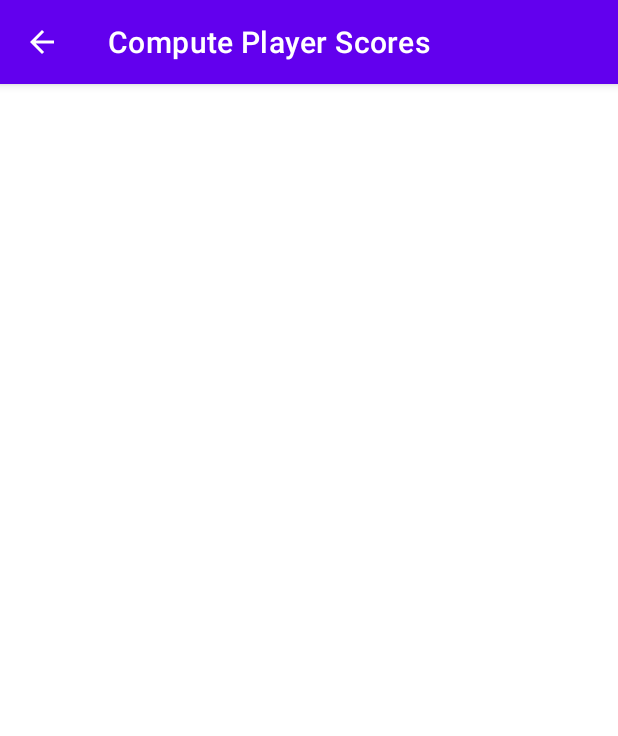
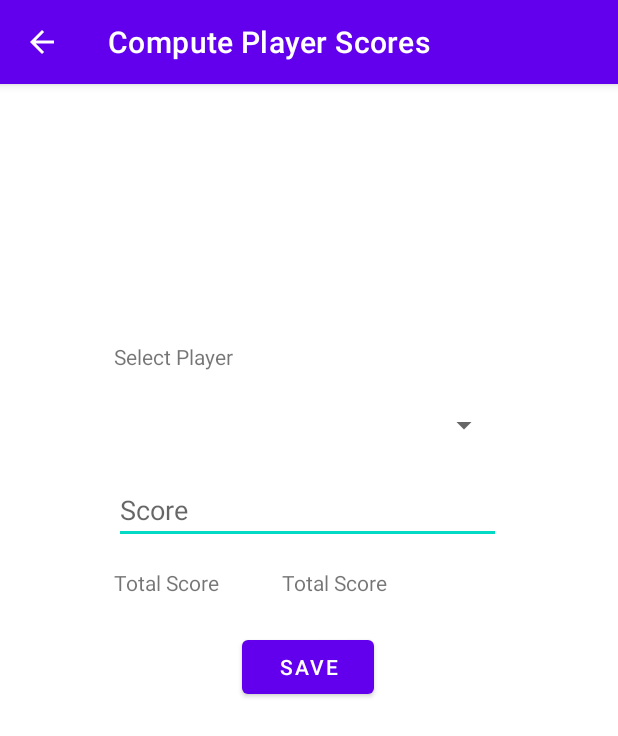
Before and after one commit to Lucas-liu1/Cmpt-276-Group-Work, an Android app: the CalculatePlayerScore screen opened directly, with no data from a screen before it, on a phone screen of 412 x 824 dp. Shown: the top 736 px of the screen. Run offline under Robolectric (Android 15) with nearby library versions, the phone set to English and light mode, and no system bars; 1 statement that could not run was skipped.

Commit message:
Updated code to include theme support, added calculator and eveything relating to game plays. Only need to find how to pass back data from calculator to add/edit game page.

```diff
--- a/myapplication2/src/main/AndroidManifest.xml
+++ b/myapplication2/src/main/AndroidManifest.xml
@@ -66,7 +66,8 @@
         </activity>
         <activity
             android:name=".CalculatePlayerScore"
-            android:exported="false">
+            android:exported="false"
+            android:parentActivityName=".EditGamePlay" >
             <meta-data
                 android:name="android.app.lib_name"
                 android:value="" />
--- a/myapplication2/src/main/java/ca/cmpt276/myapplication2/CalculatePlayerScore.java
+++ b/myapplication2/src/main/java/ca/cmpt276/myapplication2/CalculatePlayerScore.java
@@ -3,16 +3,35 @@ package ca.cmpt276.myapplication2;
 import android.content.Context;
 import android.content.Intent;
 import android.os.Bundle;
+import android.text.Editable;
+import android.text.TextWatcher;
+import android.util.Log;
+import android.view.MenuItem;
+import android.view.View;
+import android.widget.AdapterView;
+import android.widget.ArrayAdapter;
+import android.widget.Button;
+import android.widget.EditText;
+import android.widget.Spinner;
+import android.widget.TextView;
+import android.widget.Toast;
 
+import androidx.annotation.NonNull;
 import androidx.appcompat.app.ActionBar;
 import androidx.appcompat.app.AppCompatActivity;
 
-import ca.cmpt276.myapplication2.model.ConfigManager;
+import java.util.ArrayList;
+
 import ca.cmpt276.myapplication2.model.SharedPreferencesUtils;
 
 public class CalculatePlayerScore extends AppCompatActivity {
     private static int numPlayers;
+    private ArrayList<Integer> PlayerScores;
+    private int currPlayer = 0;
+    private boolean mutex_locked=false;
+
     private static final String EXTRA_NUM_PLAYERS = "Number of Players";
+    private static final String EXTRA_SCORES_LIST = "Scores of Players";
 
     @Override
     protected void onCreate(Bundle savedInstanceState) {
@@ -22,23 +41,126 @@ public class CalculatePlayerScore extends AppCompatActivity {
         ActionBar ab = getSupportActionBar();
         ab.setDisplayHomeAsUpEnabled(true);
         ab.setTitle("Compute Player Scores");
+        extractIDFromIntent();
+
+        if (PlayerScores.size() < numPlayers){
+            while (PlayerScores.size() < numPlayers) {
+                PlayerScores.add(0);
+            }
+        }
     }
 
     @Override
     protected void onResume() {
         super.onResume();
         SharedPreferencesUtils.getConfigManagerToSharedPreferences(this);
-        extractIDFromIntent();
+        setSaveButton();
+        populatePlayerSpinner();
+        setupScoreCallOnFill();
+    }
+
+    @Override
+    public boolean onOptionsItemSelected(@NonNull MenuItem item) {
+        if (item.getItemId()==android.R.id.home) {
+            finish();
+        }
+        return true;
+    }
+
+    private void setSaveButton() {
+        Button btn = findViewById(R.id.submitScoreBtn);
+        btn.setOnClickListener(new View.OnClickListener() {
+            @Override
+            public void onClick(View view) {
+                // find a way to save the score list back to the object
+
+                finish();
+            }
+        });
+    }
+
+    private int getScore(){
+        int score;
+        EditText Score = findViewById(R.id.editScoreTextEdit);
+        String ScoreStr = Score.getText().toString();
+        try {
+            score = Integer.parseInt(ScoreStr);
+        }catch(NumberFormatException except){
+            Toast.makeText(CalculatePlayerScore.this, "Score must be an integer", Toast.LENGTH_SHORT)
+                    .show();
+            return 0;
+        }
+        return score;
+    }
+
+    private void populatePlayerSpinner(){
+        ArrayList <String> players = new ArrayList<>();
+        for(int i = 0 ; i < numPlayers;i++){
+            players.add(String.format("Player %d",i));
+        }
+        Spinner spinner = findViewById(R.id.playerNumberSpinner);
+        ArrayAdapter adapter = new ArrayAdapter(this,
+                android.R.layout.simple_spinner_item,
+                players);
+        adapter.setDropDownViewResource(android.R.layout.simple_spinner_dropdown_item);
+        spinner.setAdapter(adapter);
+        spinner.setOnItemSelectedListener(new AdapterView.OnItemSelectedListener(){
+            @Override
+            public void onItemSelected(AdapterView<?> adapterView, View view, int i, long l) {
+                mutex_locked=true;
+                PlayerScores.set(currPlayer,getScore());
+                if (i < numPlayers) {
+                    EditText et = findViewById(R.id.editScoreTextEdit);
+                    et.setText(String.format("%d",PlayerScores.get(i)));
+                }
+                currPlayer=i;
+                mutex_locked=false;
+            }
+
+            @Override
+            public void onNothingSelected(AdapterView<?> adapterView) {}
+        });
+    }
+
+
+    private void setupScoreCallOnFill() {
+        EditText et = findViewById(R.id.editScoreTextEdit);
+        et.addTextChangedListener(new TextWatcher() {
+            @Override
+            public void beforeTextChanged(CharSequence s, int start, int count, int after) {}
+            @Override
+            public void onTextChanged(CharSequence s, int start, int before, int count) {
+            }
+
+            @Override
+            public void afterTextChanged(Editable s) {
+                if (!mutex_locked) {
+                    PlayerScores.set(currPlayer, getScore());
+                }
+                TextView tv = findViewById(R.id.totalScoreTextValue);
+                tv.setText(String.valueOf(sumPlayerScores()));
+            }
+        });
+    }
+
+    private int sumPlayerScores(){
+        int sum=0;
+        for(int i = 0; i < PlayerScores.size(); i++){
+            sum+=PlayerScores.get(i);
+        }
+        return sum;
     }
 
     private void extractIDFromIntent() {
         Intent intent = getIntent();
-        numPlayers = intent.getIntExtra(EXTRA_NUM_PLAYERS,0);
+        numPlayers = intent.getIntExtra(EXTRA_NUM_PLAYERS, 0);
+        PlayerScores = intent.getIntegerArrayListExtra(EXTRA_SCORES_LIST);
     }
 
-    public static Intent makeIntent(Context context, int numPlayers){
+    public static Intent makeIntent(Context context, int numPlayers, ArrayList<Integer> scores){
         Intent intent = new Intent(context, CalculatePlayerScore.class);
         intent.putExtra(EXTRA_NUM_PLAYERS, numPlayers);
+        intent.putExtra(EXTRA_SCORES_LIST, scores);
         return intent;
     }
 
--- a/myapplication2/src/main/java/ca/cmpt276/myapplication2/CongratulationsFragment.java
+++ b/myapplication2/src/main/java/ca/cmpt276/myapplication2/CongratulationsFragment.java
@@ -31,12 +31,14 @@ public class CongratulationsFragment extends AppCompatDialogFragment {
     Context passedContext;
     private int configID;
     private int gameID;
+    private int themeID;
 
-    public void setCurrentGame(Context context, Game newGame, int configurationID, int gameid){
+    public void setCurrentGame(Context context, Game newGame, int configurationID, int gameid,int themeid){
         passedContext=context;
         currentGame= newGame;
         configID=configurationID;
         gameID=gameid;
+        themeID=themeid;
     }
 
     @SuppressLint("UseCompatLoadingForDrawables")
@@ -74,7 +76,7 @@ public class CongratulationsFragment extends AppCompatDialogFragment {
         DialogInterface.OnClickListener edit_listener = new DialogInterface.OnClickListener() {
             @Override
             public void onClick(DialogInterface dialogInterface, int i) {
-                Intent intent = EditGamePlay.makeIntent(passedContext, configID,gameID);
+                Intent intent = EditGamePlay.makeIntent(passedContext, configID,gameID,themeID);
                 startActivity(intent);
             }
         };
--- a/myapplication2/src/main/java/ca/cmpt276/myapplication2/GamePlays.java
+++ b/myapplication2/src/main/java/ca/cmpt276/myapplication2/GamePlays.java
@@ -1,4 +1,6 @@
 package ca.cmpt276.myapplication2;
+
+import static ca.cmpt276.myapplication2.model.ConfigManager.getThemeID;
 
 import androidx.appcompat.app.ActionBar;
 import androidx.appcompat.app.AppCompatActivity;
@@ -207,7 +209,6 @@ public class GamePlays extends AppCompatActivity {
                 boolean set = false ;
                 int base = 0;
                 int i=gameConfig-1,j=position;
-                Log.i("GAMECONFIG" , String.format("%d",position));
                 if (gameConfig == 0){ // case for showing all game plays
                     for(i = 0; i < GameConfiguration.getNumConfigurations(); i++) {
                         for (j = 0; j < GameConfiguration.getConfigList().get(i).getGamesListSize(); j++) {
@@ -226,10 +227,9 @@ public class GamePlays extends AppCompatActivity {
                     myGame = GameConfiguration.getConfigList().get(gameConfig-1).
                             getGamesList().get(position);
                 }
-
                 FragmentManager manager = getSupportFragmentManager();
                 CongratulationsFragment dialog = new CongratulationsFragment();
-                dialog.setCurrentGame(GamePlays.this, myGame,i,j);
+                dialog.setCurrentGame(GamePlays.this, myGame,i,j,getThemeID(myGame.getTheme()));
                 dialog.show(manager,"MessageDialog");
 
             }
--- a/myapplication2/src/main/res/layout/activity_sum_score.xml
+++ b/myapplication2/src/main/res/layout/activity_sum_score.xml
@@ -1,6 +1,72 @@
 <?xml version="1.0" encoding="utf-8"?>
 <androidx.constraintlayout.widget.ConstraintLayout xmlns:android="http://schemas.android.com/apk/res/android"
+    xmlns:app="http://schemas.android.com/apk/res-auto"
+    xmlns:tools="http://schemas.android.com/tools"
     android:layout_width="match_parent"
     android:layout_height="match_parent">
 
+    <TextView
+        android:id="@+id/playersText"
+        android:layout_width="wrap_content"
+        android:layout_height="wrap_content"
+        android:layout_marginStart="76dp"
+        android:layout_marginTop="172dp"
+        android:text="@string/select_player"
+        app:layout_constraintStart_toStartOf="parent"
+        app:layout_constraintTop_toTopOf="parent" />
+
+    <Spinner
+        android:id="@+id/playerNumberSpinner"
+        android:layout_width="257dp"
+        android:layout_height="48dp"
+        android:layout_marginStart="76dp"
+        android:layout_marginTop="12dp"
+        app:layout_constraintStart_toStartOf="parent"
+        app:layout_constraintTop_toBottomOf="@+id/playersText"
+        tools:ignore="SpeakableTextPresentCheck" />
+
+    <TextView
+        android:id="@+id/totalScoreText"
+        android:layout_width="79dp"
+        android:layout_height="22dp"
+        android:layout_marginStart="76dp"
+        android:layout_marginTop="16dp"
+        android:text="@string/total_score"
+        app:layout_constraintStart_toStartOf="parent"
+        app:layout_constraintTop_toBottomOf="@+id/editScoreTextEdit" />
+
+    <TextView
+        android:id="@+id/totalScoreTextValue"
+        android:layout_width="146dp"
+        android:layout_height="22dp"
+        android:layout_marginStart="188dp"
+        android:layout_marginTop="16dp"
+        android:text="@string/total_score"
+        app:layout_constraintStart_toStartOf="parent"
+        app:layout_constraintTop_toBottomOf="@+id/editScoreTextEdit" />
+
+    <EditText
+        android:id="@+id/editScoreTextEdit"
+        android:layout_width="258dp"
+        android:layout_height="43dp"
+        android:layout_marginStart="76dp"
+        android:layout_marginTop="12dp"
+        android:ems="10"
+        android:hint="@string/score"
+        android:inputType="number"
+        app:layout_constraintStart_toStartOf="parent"
+        app:layout_constraintTop_toBottomOf="@+id/playerNumberSpinner"
+        tools:ignore="TouchTargetSizeCheck" />
+
+    <Button
+        android:id="@+id/submitScoreBtn"
+        android:layout_width="wrap_content"
+        android:layout_height="wrap_content"
+        android:layout_marginTop="20dp"
+        android:text="@string/save"
+        app:layout_constraintEnd_toEndOf="parent"
+        app:layout_constraintHorizontal_bias="0.498"
+        app:layout_constraintStart_toStartOf="parent"
+        app:layout_constraintTop_toBottomOf="@+id/totalScoreTextValue" />
+
 </androidx.constraintlayout.widget.ConstraintLayout>
--- a/myapplication2/src/main/res/values/strings.xml
+++ b/myapplication2/src/main/res/values/strings.xml
@@ -12,6 +12,10 @@
     <string name="score_of_players">Score of Players</string>
     <string name="difficulty">Difficulty</string>
     <string name="delete">Delete</string>
+    <string name="select_player">Select Player</string>
+    <string name="total_score">Total Score</string>
+    <string name="score">Score</string>
+    <string name="save">Save</string>
     <string name="first_game_play">\nWelcome, this page lists all the games played.\n\n Currently,
     there are no games played.\n\n
         To begin, please first click on the\n \"Add game play\" button.</string>
```
Also changed, not shown: myapplication2/src/main/java/ca/cmpt276/myapplication2/AddGamePlay.java (+8 -4 lines), myapplication2/src/main/java/ca/cmpt276/myapplication2/EditGamePlay.java (+13 -4 lines), myapplication2/src/main/java/ca/cmpt276/myapplication2/model/ConfigManager.java (+17 -0 lines), myapplication2/src/main/java/ca/cmpt276/myapplication2/model/Game.java (+5 -2 lines).
